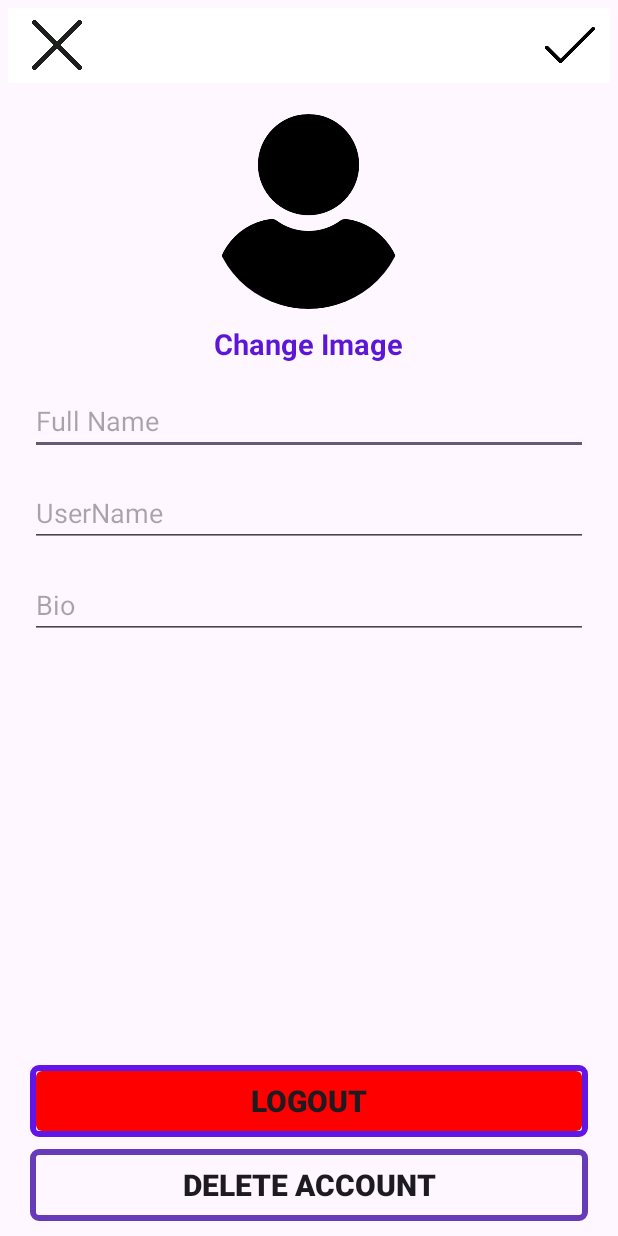
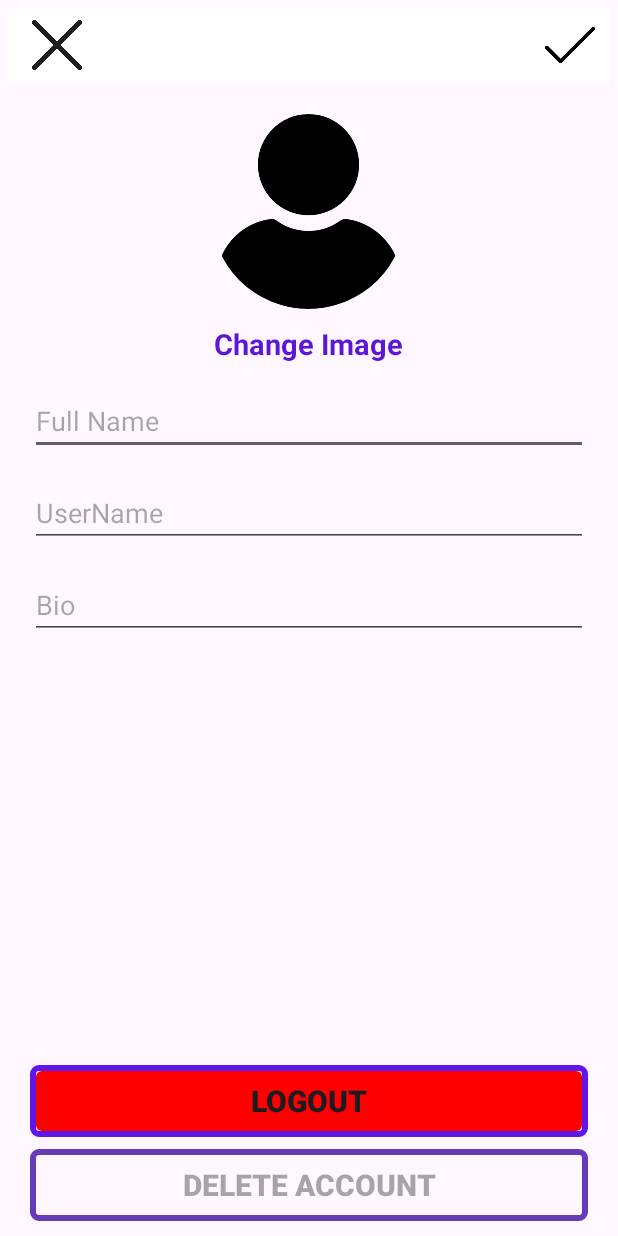
Before and after one commit to Neural-Net-Rahul/instagram_app_clone, an Android app: the AccountSettingsActivity screen opened directly, with no data from a screen before it, on a phone screen of 412 x 824 dp. Run offline under Robolectric (Android 15) with nearby library versions, the phone set to English and light mode, and no system bars; our stand-ins replace CircleImageView, Firebase (no records; nobody signed in at launch, a user with empty details on screens opened directly), Picasso; libraries missing offline, so code that uses them is left out: com.theartofdev.edmodo; pictures from the network do not load.

Commit message:
Initial Commit

```diff
--- a/app/src/main/java/com/example/instagramclone/AccountSettingsActivity.kt
+++ b/app/src/main/java/com/example/instagramclone/AccountSettingsActivity.kt
@@ -71,6 +71,9 @@ class AccountSettingsActivity : AppCompatActivity() {
             startActivity(intent)
             finish()
         }
+        findViewById<androidx.appcompat.widget.AppCompatButton>(R.id.deleteAccountButton).isEnabled = false
+            // At the time of building app whenever user goes to any profile either from click or in onPause
+            // we must check whether profile exists inside User or not if exists then go else show user does not exist
         userInfo()
     }
 
```
